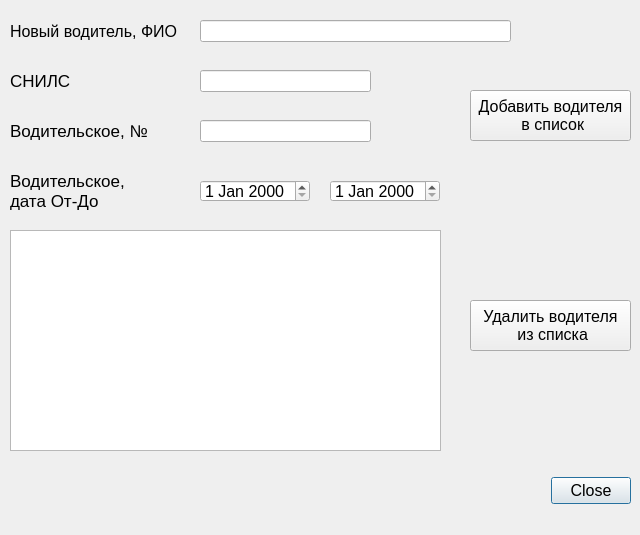
First picture: the form in ui/NewDriver.ui, repository Andrew007Serednev/DenyDesktopApp, before the edit.
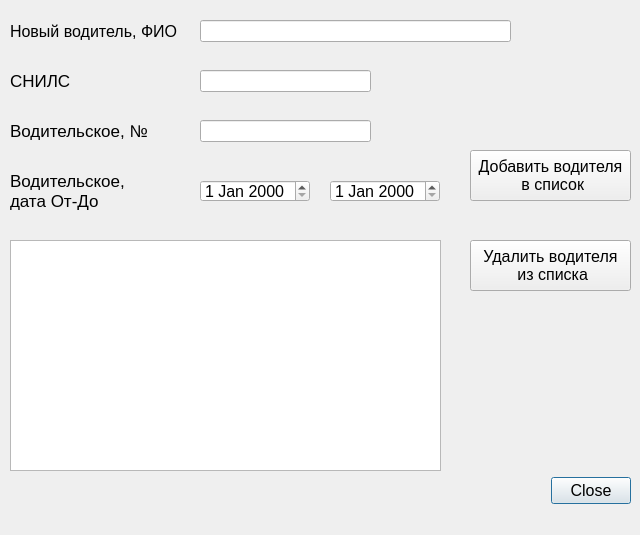
Second picture: the form after the edit.

What changed in the file:
```diff
--- a/ui/NewDriver.ui
+++ b/ui/NewDriver.ui
@@ -16,9 +16,9 @@
   <widget class="QDialogButtonBox" name="buttonBox">
    <property name="geometry">
     <rect>
-     <x>540</x>
+     <x>550</x>
      <y>460</y>
-     <width>91</width>
+     <width>81</width>
      <height>61</height>
     </rect>
    </property>
@@ -186,9 +186,9 @@
    <property name="geometry">
     <rect>
      <x>10</x>
-     <y>230</y>
+     <y>240</y>
      <width>431</width>
-     <height>221</height>
+     <height>231</height>
     </rect>
    </property>
    <property name="font">
@@ -201,7 +201,7 @@
    <property name="geometry">
     <rect>
      <x>470</x>
-     <y>300</y>
+     <y>240</y>
      <width>161</width>
      <height>51</height>
     </rect>
@@ -220,7 +220,7 @@
    <property name="geometry">
     <rect>
      <x>470</x>
-     <y>90</y>
+     <y>150</y>
      <width>161</width>
      <height>51</height>
     </rect>
```
Left out of the diff: 5 changed lines with no effect on the pictures.
